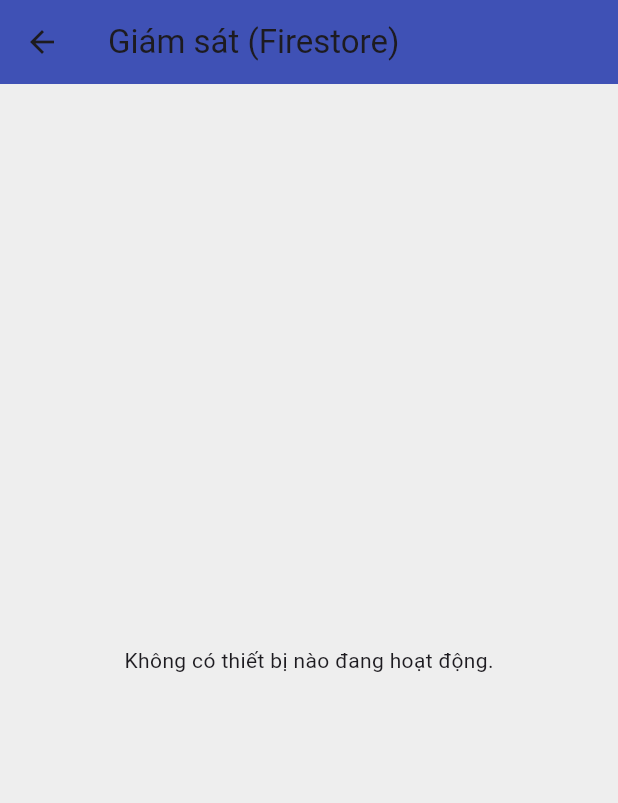
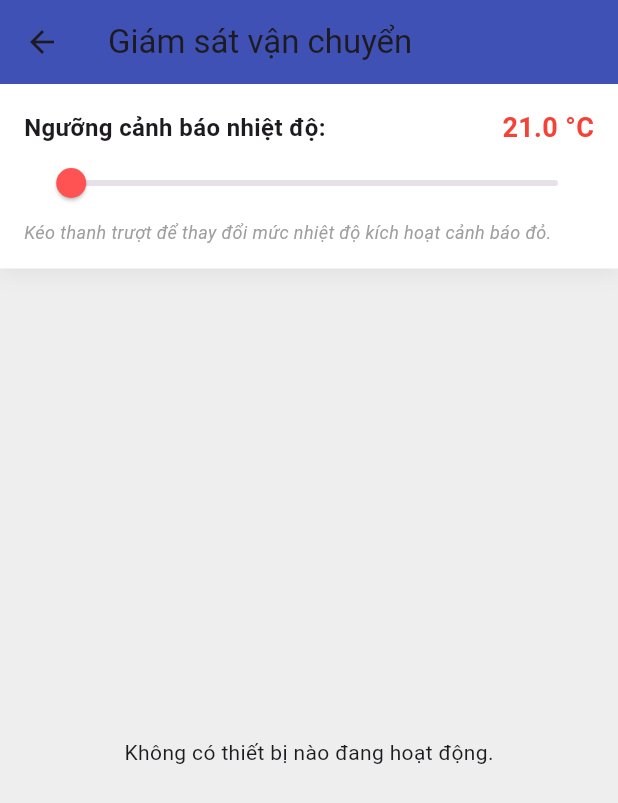
Before and after one commit to TruongNguyenHoangAnh/IoT-Transportation-Monitoring, a Flutter app: the DashboardScreen screen opened directly, on a phone screen of 412 x 824 dp. Shown: the top 803 px of the screen. Run offline on Flutter 3.47's test engine with Material 3 defaults, Android fonts, the phone set to English and light mode, and no system bars; our stand-ins replace cloud_firestore, firebase_core; missing offline and left inert: mqtt_client; accounts and stored records are empty.

Commit message:
Chỉnh dashboard và slider

```diff
--- a/transporting_app/lib/screens/dashboard_screen.dart
+++ b/transporting_app/lib/screens/dashboard_screen.dart
@@ -1,8 +1,6 @@
 import 'package:flutter/material.dart';
-// --- BỎ IMPORT MQTT, THÊM 2 DÒNG NÀY ---
 import 'package:cloud_firestore/cloud_firestore.dart';
 import '../models/transport_data.dart';
-// ---
 
 class DashboardScreen extends StatefulWidget {
   const DashboardScreen({super.key});
@@ -12,6 +10,9 @@ class DashboardScreen extends StatefulWidget {
 }
 
 class _DashboardScreenState extends State<DashboardScreen> {
+  // 1. Biến lưu ngưỡng cảnh báo (Mặc định 30 độ C)
+  double _tempThreshold = 21.0;
+
   // Tạo một Stream để lắng nghe collection 'devices' từ FIRESTORE
   final Stream<QuerySnapshot> _devicesStream = FirebaseFirestore.instance
       .collection('devices')
@@ -27,68 +28,117 @@ class _DashboardScreenState extends State<DashboardScreen> {
   Widget build(BuildContext context) {
     return Scaffold(
       appBar: AppBar(
-        title: Text("Giám sát (Firestore)"),
+        title: const Text("Giám sát vận chuyển"),
         backgroundColor: Colors.indigo,
+        elevation: 0,
       ),
       backgroundColor: Colors.grey[200],
-      // Dùng StreamBuilder để tự động cập nhật UI khi Firestore có data mới
-      body: StreamBuilder<QuerySnapshot>(
+      body: Column(
+        children: [
+          // 2. Widget Thanh điều chỉnh ngưỡng (Control Panel)
+          _buildThresholdControl(),
+
+          // 3. Danh sách thiết bị (StreamBuilder)
+          Expanded(
+            child: StreamBuilder<QuerySnapshot>(
               stream: _devicesStream,
               builder: (BuildContext context, AsyncSnapshot<QuerySnapshot> snapshot) {
                 // Xử lý lỗi
                 if (snapshot.hasError) {
-            return Center(child: Text('Đã xảy ra lỗi: ${snapshot.error}'));
+                  return Center(
+                    child: Text('Đã xảy ra lỗi: ${snapshot.error}'),
+                  );
                 }
 
                 // Đang tải...
                 if (snapshot.connectionState == ConnectionState.waiting) {
-            return Center(child: CircularProgressIndicator());
+                  return const Center(child: CircularProgressIndicator());
                 }
 
                 // Không có dữ liệu
                 if (!snapshot.hasData || snapshot.data!.docs.isEmpty) {
-            return Center(child: Text("Không có thiết bị nào đang hoạt động."));
+                  return const Center(
+                    child: Text("Không có thiết bị nào đang hoạt động."),
+                  );
                 }
 
                 // Có dữ liệu -> Hiển thị bằng ListView
                 return ListView(
                   padding: const EdgeInsets.all(16.0),
-            children: snapshot.data!.docs.map((DocumentSnapshot document) {
+                  children: snapshot.data!.docs.map((
+                    DocumentSnapshot document,
+                  ) {
                     // Parse dữ liệu bằng model mới (từ file transport_data.dart mới)
                     TransportData data = TransportData.fromFirestore(document);
 
                     // Chuyển Timestamp thành String ("... phút trước")
                     String lastUpdate = TimeAgo.getTimeAgo(data.timestamp);
 
+                    // 4. Logic kiểm tra cảnh báo
+                    bool isDanger = data.temperature >= _tempThreshold;
+
                     // Hiển thị card thông tin
                     return Card(
                       elevation: 4,
-                margin: EdgeInsets.only(bottom: 16),
+                      margin: const EdgeInsets.only(bottom: 16),
+                      // Đổi màu nền nếu nguy hiểm
+                      color: isDanger ? Colors.red.shade50 : Colors.white,
                       shape: RoundedRectangleBorder(
                         borderRadius: BorderRadius.circular(10),
+                        // Viền đỏ nếu nguy hiểm
+                        side: isDanger
+                            ? const BorderSide(color: Colors.red, width: 2)
+                            : BorderSide.none,
                       ),
                       child: Padding(
                         padding: const EdgeInsets.all(16.0),
                         child: Column(
                           crossAxisAlignment: CrossAxisAlignment.start,
                           children: [
+                            Row(
+                              mainAxisAlignment: MainAxisAlignment.spaceBetween,
+                              children: [
                                 Text(
                                   data.deviceId,
                                   style: TextStyle(
                                     fontSize: 24,
                                     fontWeight: FontWeight.bold,
-                          color: Colors.indigo,
+                                    color: isDanger
+                                        ? Colors.red[800]
+                                        : Colors.indigo,
                                   ),
+                                ),
+                                // Badge trạng thái
+                                if (isDanger)
+                                  Container(
+                                    padding: const EdgeInsets.symmetric(
+                                      horizontal: 10,
+                                      vertical: 5,
+                                    ),
+                                    decoration: BoxDecoration(
+                                      color: Colors.red,
+                                      borderRadius: BorderRadius.circular(20),
+                                    ),
+                                    child: const Text(
+                                      "CẢNH BÁO",
+                                      style: TextStyle(
+                                        color: Colors.white,
+                                        fontWeight: FontWeight.bold,
+                                        fontSize: 12,
+                                      ),
+                                    ),
+                                  ),
+                              ],
                             ),
                             Text(
                               "Cập nhật: $lastUpdate",
-                        style: TextStyle(
+                              style: const TextStyle(
                                 fontSize: 14,
                                 color: Colors.black54,
                                 fontStyle: FontStyle.italic,
                               ),
                             ),
-                      Divider(height: 20, thickness: 1),
+                            const Divider(height: 20, thickness: 1),
                             Row(
                               children: [
                                 Expanded(
@@ -96,10 +146,11 @@ class _DashboardScreenState extends State<DashboardScreen> {
                                     "Nhiệt độ",
                                     "${data.temperature.toStringAsFixed(1)} °C",
                                     Icons.thermostat_outlined,
-                              Colors.redAccent,
+                                    // Đổi màu icon nhiệt độ nếu vượt ngưỡng
+                                    isDanger ? Colors.red : Colors.redAccent,
                                   ),
                                 ),
-                          SizedBox(width: 16),
+                                const SizedBox(width: 16),
                                 Expanded(
                                   child: _buildInfoCell(
                                     "Pin",
@@ -110,14 +161,14 @@ class _DashboardScreenState extends State<DashboardScreen> {
                                 ),
                               ],
                             ),
-                      SizedBox(height: 16),
+                            const SizedBox(height: 16),
                             _buildInfoCell(
                               "Vị trí GPS",
                               "${data.latitude.toStringAsFixed(4)}, ${data.longitude.toStringAsFixed(4)}",
                               Icons.location_on,
                               Colors.blue,
                             ),
-                      SizedBox(height: 16),
+                            const SizedBox(height: 16),
                             _buildInfoCell(
                               "Tín hiệu (RSSI)",
                               "${data.rssi} dBm",
@@ -132,6 +183,69 @@ class _DashboardScreenState extends State<DashboardScreen> {
                 );
               },
             ),
+          ),
+        ],
+      ),
+    );
+  }
+
+  // Widget hiển thị thanh trượt điều chỉnh ngưỡng
+  Widget _buildThresholdControl() {
+    return Container(
+      padding: const EdgeInsets.all(16),
+      decoration: BoxDecoration(
+        color: Colors.white,
+        boxShadow: [
+          BoxShadow(
+            color: Colors.black.withOpacity(0.05),
+            blurRadius: 10,
+            offset: const Offset(0, 5),
+          ),
+        ],
+      ),
+      child: Column(
+        crossAxisAlignment: CrossAxisAlignment.start,
+        children: [
+          Row(
+            mainAxisAlignment: MainAxisAlignment.spaceBetween,
+            children: [
+              const Text(
+                "Ngưỡng cảnh báo nhiệt độ:",
+                style: TextStyle(fontSize: 16, fontWeight: FontWeight.bold),
+              ),
+              Text(
+                "${_tempThreshold.toStringAsFixed(1)} °C",
+                style: const TextStyle(
+                  fontSize: 18,
+                  fontWeight: FontWeight.bold,
+                  color: Colors.red,
+                ),
+              ),
+            ],
+          ),
+          Slider(
+            value: _tempThreshold,
+            min: 20.0,
+            max: 80.0,
+            divisions: 120, // Chia nhỏ để kéo mượt hơn
+            activeColor: Colors.redAccent,
+            label: _tempThreshold.toStringAsFixed(1),
+            onChanged: (double value) {
+              setState(() {
+                _tempThreshold = value;
+              });
+            },
+          ),
+          const Text(
+            "Kéo thanh trượt để thay đổi mức nhiệt độ kích hoạt cảnh báo đỏ.",
+            style: TextStyle(
+              fontSize: 12,
+              color: Colors.grey,
+              fontStyle: FontStyle.italic,
+            ),
+          ),
+        ],
+      ),
     );
   }
 
@@ -145,14 +259,17 @@ class _DashboardScreenState extends State<DashboardScreen> {
     return Row(
       children: [
         Icon(icon, size: 30, color: color),
-        SizedBox(width: 12),
+        const SizedBox(width: 12),
         Column(
           crossAxisAlignment: CrossAxisAlignment.start,
           children: [
-            Text(title, style: TextStyle(fontSize: 14, color: Colors.black54)),
+            Text(
+              title,
+              style: const TextStyle(fontSize: 14, color: Colors.black54),
+            ),
             Text(
               value,
-              style: TextStyle(fontSize: 18, fontWeight: FontWeight.bold),
+              style: const TextStyle(fontSize: 18, fontWeight: FontWeight.bold),
             ),
           ],
         ),
--- a/transporting_app/pubspec.yaml
+++ b/transporting_app/pubspec.yaml
@@ -62,8 +62,8 @@ flutter:
   uses-material-design: true
 
   # To add assets to your application, add an assets section, like this:
-  # assets:
-  #   - assets/images/LogoBK.png
+  assets:
+     - assets/images/LogoBK.png
   #   - images/a_dot_ham.jpeg
 
   # An image asset can refer to one or more resolution-specific "variants", see
```
Also changed, not shown: transporting_app/lib/screens/home/home.dart (+50 -19 lines). Lines whose indentation alone changed are shown as unchanged.
